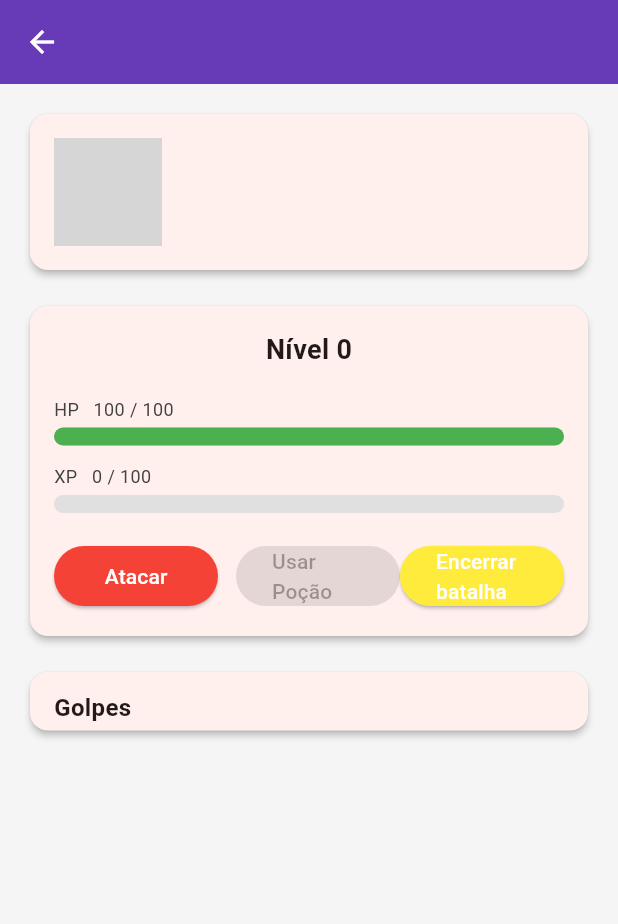
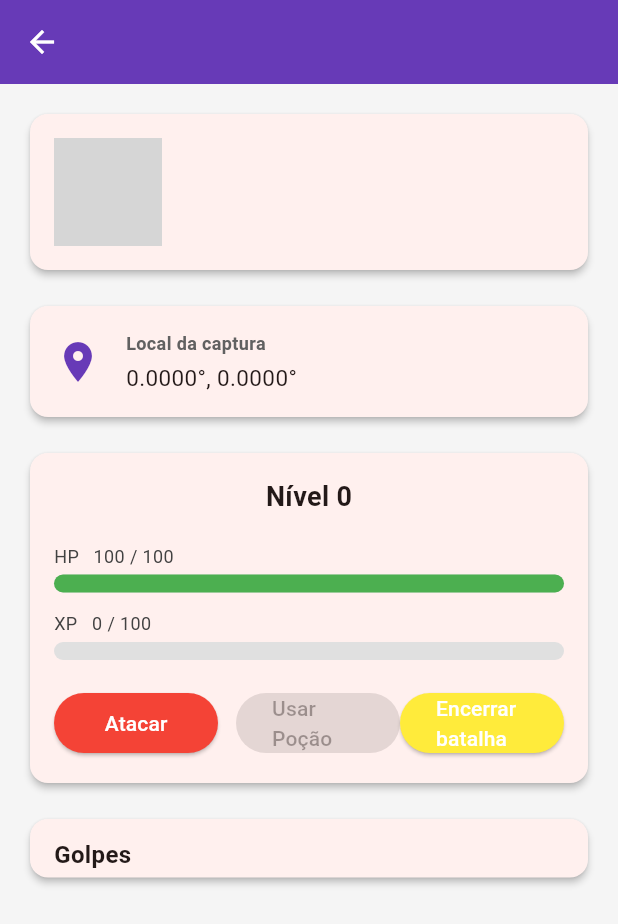
Before and after one commit to Rafa3lFerreira/flutter-poke-app, a Flutter app: the PokemonScreen screen opened directly with empty values, on a phone screen of 412 x 824 dp. Shown: the top 924 px of the screen. Run offline on Flutter 3.47's test engine with Material 3 defaults, Android fonts, the phone set to English and light mode, and no system bars; our stand-ins replace cloud_firestore, firebase_auth, firebase_core, geolocator; accounts and stored records are empty; network calls fail; grey boxes are pictures that could not be loaded.

Commit message:
Feat: add location tracking and update Pokémon capture functionality

```diff
--- a/lib/main.dart
+++ b/lib/main.dart
@@ -1,7 +1,8 @@
+import 'package:firebase_auth/firebase_auth.dart';
 import 'package:firebase_core/firebase_core.dart';
 import 'package:flutter/material.dart';
 import 'firebase_options.dart';
-import 'pokemon_screen.dart';
+import 'home_screen.dart';
 import 'auth_screen.dart';
 
 void main() async {
@@ -29,7 +30,7 @@ class MyApp extends StatelessWidget {
               body: Center(child: CircularProgressIndicator()),
             );
           }
-          if (snapshot.hasData) return const PokemonScreen();
+          if (snapshot.hasData) return const HomeScreen();
 
           return const AuthScreen();
         },
--- a/lib/pokemon.dart
+++ b/lib/pokemon.dart
@@ -4,6 +4,8 @@ class Pokemon {
   final List<String> types;
   int level;
   final List<String> moves;
+  final double? latitude;
+  final double? longitude;
 
   Pokemon({
     required this.name,
@@ -11,5 +13,9 @@ class Pokemon {
     required this.types,
     required this.level,
     this.moves = const [],
+    this.latitude,
+    this.longitude,
   });
+
+  bool get hasLocation => latitude != null && longitude != null;
 }
--- a/lib/pokemon_screen.dart
+++ b/lib/pokemon_screen.dart
@@ -27,6 +27,8 @@ class _PokemonScreenState extends State<PokemonScreen> {
           crossAxisAlignment: CrossAxisAlignment.stretch,
           children: [
             PokemonCard(pokemon: widget.pokemon),
+            SizedBox(height: 16),
+            LocationCard(pokemon: widget.pokemon),
             SizedBox(height: 16),
             BattlePanel(pokemon: widget.pokemon),
             SizedBox(height: 16),
@@ -77,6 +79,55 @@ class _PokemonCardState extends State<PokemonCard> {
                       .toList(),
                 ),
               ],
+            ),
+          ],
+        ),
+      ),
+    );
+  }
+}
+
+class LocationCard extends StatelessWidget {
+  final Pokemon pokemon;
+
+  const LocationCard({super.key, required this.pokemon});
+
+  @override
+  Widget build(BuildContext context) {
+    final hasLocation = pokemon.hasLocation;
+    return Card(
+      elevation: 2,
+      child: Padding(
+        padding: const EdgeInsets.all(16),
+        child: Row(
+          children: [
+            Icon(
+              hasLocation ? Icons.place : Icons.location_off,
+              color: hasLocation ? Colors.deepPurple : Colors.grey,
+              size: 32,
+            ),
+            const SizedBox(width: 16),
+            Expanded(
+              child: Column(
+                crossAxisAlignment: CrossAxisAlignment.start,
+                children: [
+                  Text(
+                    'Local da captura',
+                    style: TextStyle(
+                      fontSize: 12,
+                      color: Colors.grey.shade700,
+                      fontWeight: FontWeight.bold,
+                    ),
+                  ),
+                  const SizedBox(height: 4),
+                  Text(
+                    hasLocation
+                        ? '${pokemon.latitude!.toStringAsFixed(4)}°, ${pokemon.longitude!.toStringAsFixed(4)}°'
+                        : 'Localização não registrada',
+                    style: const TextStyle(fontSize: 15),
+                  ),
+                ],
+              ),
             ),
           ],
         ),
--- a/pubspec.yaml
+++ b/pubspec.yaml
@@ -34,6 +34,7 @@ dependencies:
   firebase_auth: ^5.0.0
   cloud_firestore: ^5.4.4
   http: ^1.2.2
+  geolocator: ^13.0.0
 
   # The following adds the Cupertino Icons font to your application.
   # Use with the CupertinoIcons class for iOS style icons.
@@ -63,7 +64,7 @@ flutter:
 
   # To add assets to your application, add an assets section, like this:
   assets:
-      - assets/trainers
+      - assets/trainers/
   #   - images/a_dot_burr.jpeg
   #   - images/a_dot_ham.jpeg
 
```
Also changed, not shown: lib/home_screen.dart (+23 -8 lines), lib/location_service.dart (added, +15 -0 lines), lib/new_pokemon_screen.dart (+54 -2 lines), lib/trainer_profile_screen.dart (+60 -63 lines), pubspec.lock.
